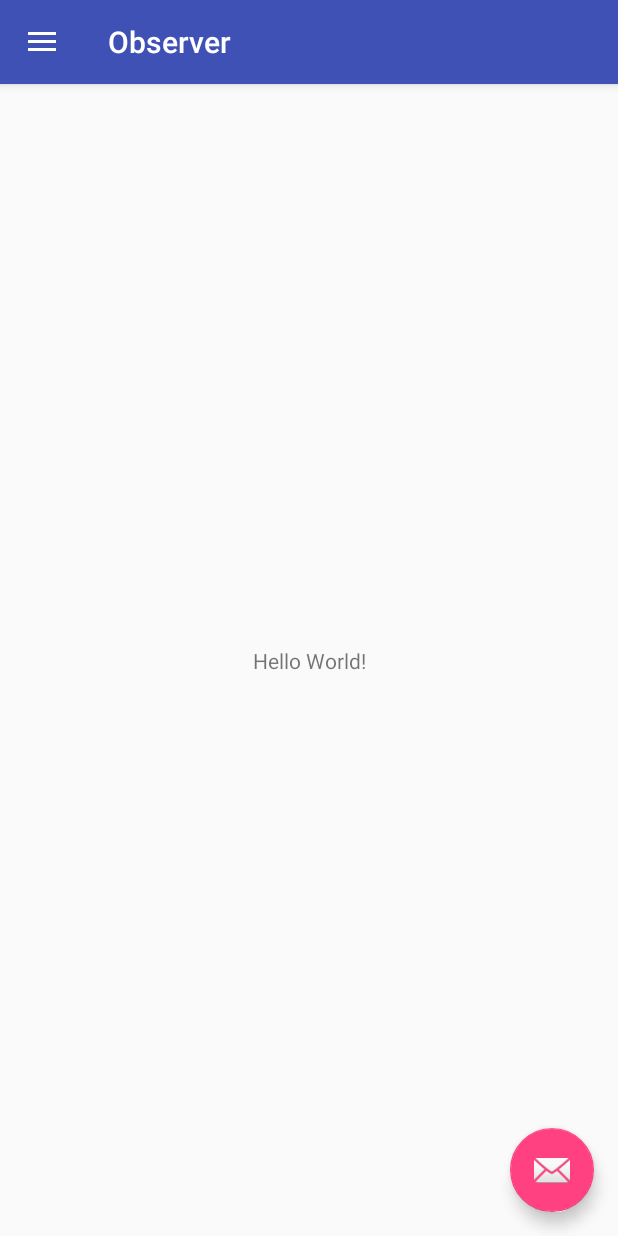
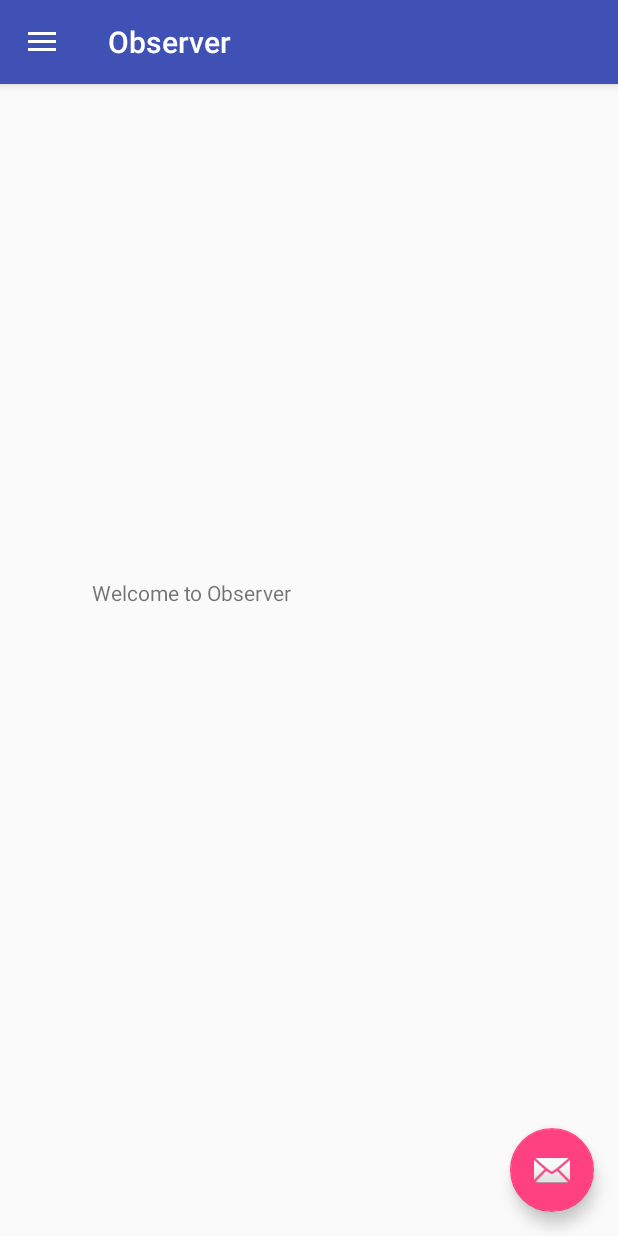
Before and after one commit to mywildfire/LCS-Observer, an Android app: the screen it shows after launch (Menu), on a phone screen of 412 x 824 dp. Run offline under Robolectric (Android 15) with nearby library versions, the phone set to English and light mode, and no system bars.

```diff
--- a/Observer/app/src/main/AndroidManifest.xml
+++ b/Observer/app/src/main/AndroidManifest.xml
@@ -1,6 +1,6 @@
 <?xml version="1.0" encoding="utf-8"?>
 <manifest xmlns:android="http://schemas.android.com/apk/res/android"
-    package="com.example.elizabeth.observer" >
+    package="com.example.elizabeth.observer">
 
     <application
         android:allowBackup="true"
@@ -8,11 +8,11 @@
         android:label="@string/app_name"
         android:roundIcon="@mipmap/ic_launcher_round"
         android:supportsRtl="true"
-        android:theme="@style/AppTheme" >
+        android:theme="@style/AppTheme">
         <activity
             android:name=".Menu"
             android:label="@string/app_name"
-            android:theme="@style/AppTheme.NoActionBar" >
+            android:theme="@style/AppTheme.NoActionBar">
             <intent-filter>
                 <action android:name="android.intent.action.MAIN" />
 
--- a/Observer/app/src/main/java/com/example/elizabeth/observer/Menu.java
+++ b/Observer/app/src/main/java/com/example/elizabeth/observer/Menu.java
@@ -34,7 +34,7 @@ public class Menu extends AppCompatActivity
 
         DrawerLayout drawer = (DrawerLayout) findViewById(R.id.drawer_layout);
         ActionBarDrawerToggle toggle = new ActionBarDrawerToggle(
-            this, drawer, toolbar, R.string.navigation_drawer_open, R.string.navigation_drawer_close);
+                this, drawer, toolbar, R.string.navigation_drawer_open, R.string.navigation_drawer_close);
         drawer.setDrawerListener(toggle);
         toggle.syncState();
 
--- a/Observer/app/src/main/res/drawable-v21/ic_menu_camera.xml
+++ b/Observer/app/src/main/res/drawable-v21/ic_menu_camera.xml
@@ -1,12 +1,12 @@
 <vector xmlns:android="http://schemas.android.com/apk/res/android"
-        android:width="24dp"
-        android:height="24dp"
-        android:viewportWidth="24.0"
-        android:viewportHeight="24.0">
+    android:width="24dp"
+    android:height="24dp"
+    android:viewportHeight="24.0"
+    android:viewportWidth="24.0">
     <path
         android:fillColor="#FF000000"
-        android:pathData="M12,12m-3.2,0a3.2,3.2 0,1 1,6.4 0a3.2,3.2 0,1 1,-6.4 0"/>
+        android:pathData="M12,12m-3.2,0a3.2,3.2 0,1 1,6.4 0a3.2,3.2 0,1 1,-6.4 0" />
     <path
         android:fillColor="#FF000000"
-        android:pathData="M9,2L7.17,4H4c-1.1,0 -2,0.9 -2,2v12c0,1.1 0.9,2 2,2h16c1.1,0 2,-0.9 2,-2V6c0,-1.1 -0.9,-2 -2,-2h-3.17L15,2H9zm3,15c-2.76,0 -5,-2.24 -5,-5s2.24,-5 5,-5 5,2.24 5,5 -2.24,5 -5,5z"/>
+        android:pathData="M9,2L7.17,4H4c-1.1,0 -2,0.9 -2,2v12c0,1.1 0.9,2 2,2h16c1.1,0 2,-0.9 2,-2V6c0,-1.1 -0.9,-2 -2,-2h-3.17L15,2H9zm3,15c-2.76,0 -5,-2.24 -5,-5s2.24,-5 5,-5 5,2.24 5,5 -2.24,5 -5,5z" />
 </vector>
--- a/Observer/app/src/main/res/drawable-v21/ic_menu_gallery.xml
+++ b/Observer/app/src/main/res/drawable-v21/ic_menu_gallery.xml
@@ -1,9 +1,9 @@
 <vector xmlns:android="http://schemas.android.com/apk/res/android"
-        android:width="24dp"
-        android:height="24dp"
-        android:viewportWidth="24.0"
-        android:viewportHeight="24.0">
+    android:width="24dp"
+    android:height="24dp"
+    android:viewportHeight="24.0"
+    android:viewportWidth="24.0">
     <path
         android:fillColor="#FF000000"
-        android:pathData="M22,16V4c0,-1.1 -0.9,-2 -2,-2H8c-1.1,0 -2,0.9 -2,2v12c0,1.1 0.9,2 2,2h12c1.1,0 2,-0.9 2,-2zm-11,-4l2.03,2.71L16,11l4,5H8l3,-4zM2,6v14c0,1.1 0.9,2 2,2h14v-2H4V6H2z"/>
+        android:pathData="M22,16V4c0,-1.1 -0.9,-2 -2,-2H8c-1.1,0 -2,0.9 -2,2v12c0,1.1 0.9,2 2,2h12c1.1,0 2,-0.9 2,-2zm-11,-4l2.03,2.71L16,11l4,5H8l3,-4zM2,6v14c0,1.1 0.9,2 2,2h14v-2H4V6H2z" />
 </vector>
--- a/Observer/app/src/main/res/drawable-v21/ic_menu_manage.xml
+++ b/Observer/app/src/main/res/drawable-v21/ic_menu_manage.xml
@@ -1,9 +1,9 @@
 <vector xmlns:android="http://schemas.android.com/apk/res/android"
     android:width="24dp"
     android:height="24dp"
-    android:viewportWidth="24.0"
-    android:viewportHeight="24.0">
+    android:viewportHeight="24.0"
+    android:viewportWidth="24.0">
     <path
         android:fillColor="#FF000000"
-        android:pathData="M22.7,19l-9.1,-9.1c0.9,-2.3 0.4,-5 -1.5,-6.9 -2,-2 -5,-2.4 -7.4,-1.3L9,6 6,9 1.6,4.7C0.4,7.1 0.9,10.1 2.9,12.1c1.9,1.9 4.6,2.4 6.9,1.5l9.1,9.1c0.4,0.4 1,0.4 1.4,0l2.3,-2.3c0.5,-0.4 0.5,-1.1 0.1,-1.4z"/>
+        android:pathData="M22.7,19l-9.1,-9.1c0.9,-2.3 0.4,-5 -1.5,-6.9 -2,-2 -5,-2.4 -7.4,-1.3L9,6 6,9 1.6,4.7C0.4,7.1 0.9,10.1 2.9,12.1c1.9,1.9 4.6,2.4 6.9,1.5l9.1,9.1c0.4,0.4 1,0.4 1.4,0l2.3,-2.3c0.5,-0.4 0.5,-1.1 0.1,-1.4z" />
 </vector>
--- a/Observer/app/src/main/res/drawable-v21/ic_menu_send.xml
+++ b/Observer/app/src/main/res/drawable-v21/ic_menu_send.xml
@@ -1,9 +1,9 @@
 <vector xmlns:android="http://schemas.android.com/apk/res/android"
-        android:width="24dp"
-        android:height="24dp"
-        android:viewportWidth="24.0"
-        android:viewportHeight="24.0">
+    android:width="24dp"
+    android:height="24dp"
+    android:viewportHeight="24.0"
+    android:viewportWidth="24.0">
     <path
         android:fillColor="#FF000000"
-        android:pathData="M2.01,21L23,12 2.01,3 2,10l15,2 -15,2z"/>
+        android:pathData="M2.01,21L23,12 2.01,3 2,10l15,2 -15,2z" />
 </vector>
--- a/Observer/app/src/main/res/drawable-v21/ic_menu_share.xml
+++ b/Observer/app/src/main/res/drawable-v21/ic_menu_share.xml
@@ -1,9 +1,9 @@
 <vector xmlns:android="http://schemas.android.com/apk/res/android"
-        android:width="24dp"
-        android:height="24dp"
-        android:viewportWidth="24.0"
-        android:viewportHeight="24.0">
+    android:width="24dp"
+    android:height="24dp"
+    android:viewportHeight="24.0"
+    android:viewportWidth="24.0">
     <path
         android:fillColor="#FF000000"
-        android:pathData="M18,16.08c-0.76,0 -1.44,0.3 -1.96,0.77L8.91,12.7c0.05,-0.23 0.09,-0.46 0.09,-0.7s-0.04,-0.47 -0.09,-0.7l7.05,-4.11c0.54,0.5 1.25,0.81 2.04,0.81 1.66,0 3,-1.34 3,-3s-1.34,-3 -3,-3 -3,1.34 -3,3c0,0.24 0.04,0.47 0.09,0.7L8.04,9.81C7.5,9.31 6.79,9 6,9c-1.66,0 -3,1.34 -3,3s1.34,3 3,3c0.79,0 1.5,-0.31 2.04,-0.81l7.12,4.16c-0.05,0.21 -0.08,0.43 -0.08,0.65 0,1.61 1.31,2.92 2.92,2.92 1.61,0 2.92,-1.31 2.92,-2.92s-1.31,-2.92 -2.92,-2.92z"/>
+        android:pathData="M18,16.08c-0.76,0 -1.44,0.3 -1.96,0.77L8.91,12.7c0.05,-0.23 0.09,-0.46 0.09,-0.7s-0.04,-0.47 -0.09,-0.7l7.05,-4.11c0.54,0.5 1.25,0.81 2.04,0.81 1.66,0 3,-1.34 3,-3s-1.34,-3 -3,-3 -3,1.34 -3,3c0,0.24 0.04,0.47 0.09,0.7L8.04,9.81C7.5,9.31 6.79,9 6,9c-1.66,0 -3,1.34 -3,3s1.34,3 3,3c0.79,0 1.5,-0.31 2.04,-0.81l7.12,4.16c-0.05,0.21 -0.08,0.43 -0.08,0.65 0,1.61 1.31,2.92 2.92,2.92 1.61,0 2.92,-1.31 2.92,-2.92s-1.31,-2.92 -2.92,-2.92z" />
 </vector>
--- a/Observer/app/src/main/res/drawable-v21/ic_menu_slideshow.xml
+++ b/Observer/app/src/main/res/drawable-v21/ic_menu_slideshow.xml
@@ -1,9 +1,9 @@
 <vector xmlns:android="http://schemas.android.com/apk/res/android"
-        android:width="24dp"
-        android:height="24dp"
-        android:viewportWidth="24.0"
-        android:viewportHeight="24.0">
+    android:width="24dp"
+    android:height="24dp"
+    android:viewportHeight="24.0"
+    android:viewportWidth="24.0">
     <path
         android:fillColor="#FF000000"
-        android:pathData="M4,6H2v14c0,1.1 0.9,2 2,2h14v-2H4V6zm16,-4H8c-1.1,0 -2,0.9 -2,2v12c0,1.1 0.9,2 2,2h12c1.1,0 2,-0.9 2,-2V4c0,-1.1 -0.9,-2 -2,-2zm-8,12.5v-9l6,4.5 -6,4.5z"/>
+        android:pathData="M4,6H2v14c0,1.1 0.9,2 2,2h14v-2H4V6zm16,-4H8c-1.1,0 -2,0.9 -2,2v12c0,1.1 0.9,2 2,2h12c1.1,0 2,-0.9 2,-2V4c0,-1.1 -0.9,-2 -2,-2zm-8,12.5v-9l6,4.5 -6,4.5z" />
 </vector>
--- a/Observer/app/src/main/res/layout/activity_menu.xml
+++ b/Observer/app/src/main/res/layout/activity_menu.xml
@@ -1,6 +1,5 @@
 <?xml version="1.0" encoding="utf-8"?>
-<android.support.v4.widget.DrawerLayout
-    xmlns:android="http://schemas.android.com/apk/res/android"
+<android.support.v4.widget.DrawerLayout xmlns:android="http://schemas.android.com/apk/res/android"
     xmlns:app="http://schemas.android.com/apk/res-auto"
     xmlns:tools="http://schemas.android.com/tools"
     android:id="@+id/drawer_layout"
--- a/Observer/app/src/main/res/layout/content_menu.xml
+++ b/Observer/app/src/main/res/layout/content_menu.xml
@@ -1,21 +1,22 @@
 <?xml version="1.0" encoding="utf-8"?>
-<android.support.constraint.ConstraintLayout
-    xmlns:android="http://schemas.android.com/apk/res/android"
+<android.support.constraint.ConstraintLayout xmlns:android="http://schemas.android.com/apk/res/android"
+    xmlns:app="http://schemas.android.com/apk/res-auto"
     xmlns:tools="http://schemas.android.com/tools"
-    xmlns:app="http://schemas.android.com/apk/res-auto"
     android:layout_width="match_parent"
     android:layout_height="match_parent"
     app:layout_behavior="@string/appbar_scrolling_view_behavior"
-    tools:showIn="@layout/app_bar_menu"
-    tools:context="com.example.elizabeth.observer.Menu">
+    tools:context="com.example.elizabeth.observer.Menu"
+    tools:showIn="@layout/app_bar_menu">
 
     <TextView
-        android:layout_width="wrap_content"
-        android:layout_height="wrap_content"
-        android:text="Hello World!"
+        android:layout_width="290dp"
+        android:layout_height="110dp"
+        android:text="Welcome to Observer"
         app:layout_constraintBottom_toBottomOf="parent"
         app:layout_constraintLeft_toLeftOf="parent"
         app:layout_constraintRight_toRightOf="parent"
-        app:layout_constraintTop_toTopOf="parent" />
+        app:layout_constraintTop_toTopOf="parent"
+        app:layout_constraintHorizontal_bias="0.502"
+        tools:layout_editor_absoluteX="-3dp" />
 
 </android.support.constraint.ConstraintLayout>
--- a/Observer/app/src/main/res/menu/menu.xml
+++ b/Observer/app/src/main/res/menu/menu.xml
@@ -1,8 +1,9 @@
 <?xml version="1.0" encoding="utf-8"?>
 <menu xmlns:android="http://schemas.android.com/apk/res/android"
     xmlns:app="http://schemas.android.com/apk/res-auto">
-    <item android:id="@+id/action_settings"
+    <item
+        android:id="@+id/action_settings"
+        android:orderInCategory="100"
         android:title="@string/action_settings"
-        android:orderInCategory="100"
         app:showAsAction="never" />
 </menu>
--- a/Observer/app/src/main/res/values/styles.xml
+++ b/Observer/app/src/main/res/values/styles.xml
@@ -7,11 +7,14 @@
         <item name="colorPrimaryDark">@color/colorPrimaryDark</item>
         <item name="colorAccent">@color/colorAccent</item>
     </style>
+
     <style name="AppTheme.NoActionBar">
         <item name="windowActionBar">false</item>
         <item name="windowNoTitle">true</item>
     </style>
+
     <style name="AppTheme.AppBarOverlay" parent="ThemeOverlay.AppCompat.Dark.ActionBar" />
+
     <style name="AppTheme.PopupOverlay" parent="ThemeOverlay.AppCompat.Light" />
 
 </resources>
```
Also changed, not shown: Observer/app/src/main/java/Observer/Database.java (added, +13 -0 lines), Observer/app/src/main/java/Observer/League.java (added, +13 -0 lines), Observer/app/src/main/java/Observer/Player.java (added, +15 -0 lines), Observer/app/src/main/java/Observer/User.java (added, +12 -0 lines), Observer/app/src/main/java/Observer/UserTeam.java (added, +16 -0 lines), Observer/app/src/main/res/drawable/side_nav_bar.xml (+4 -4 lines), Observer/app/src/main/res/layout/app_bar_menu.xml (+3 -4 lines), Observer/app/src/main/res/layout/nav_header_menu.xml (+8 -9 lines).
